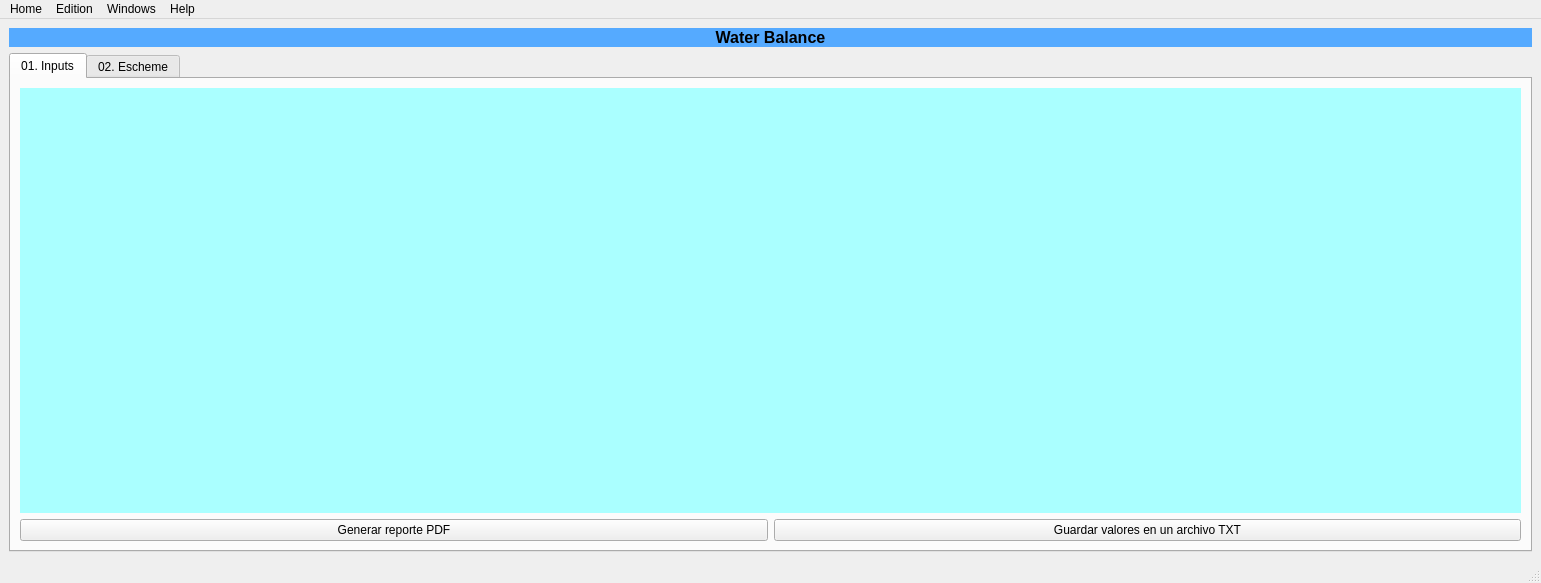
Old version of the form UI/option05_main.ui in the repository Jhongesell/software-de-balance-de-aguas.
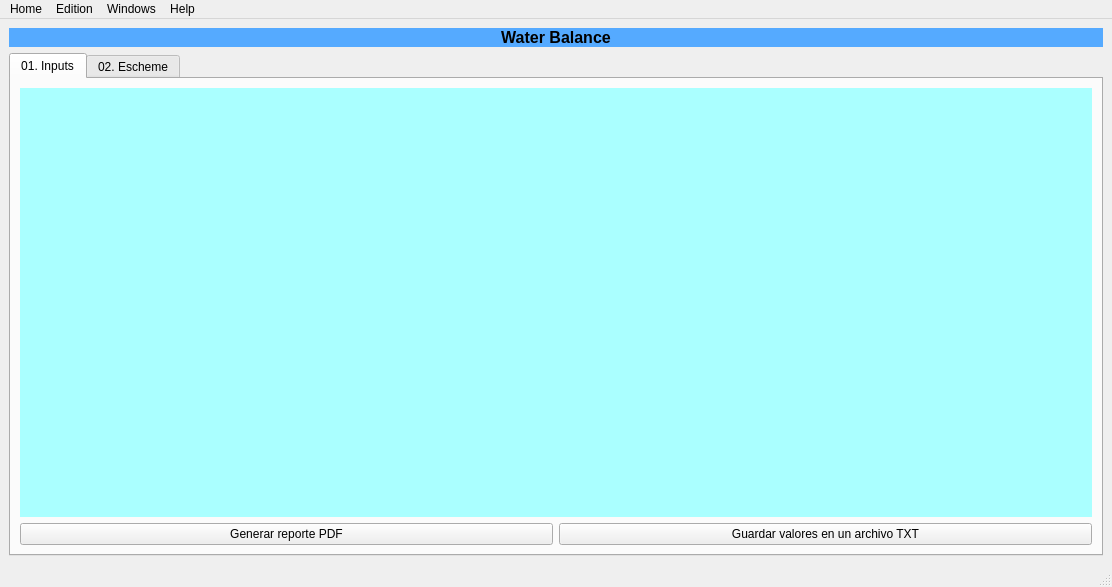
New version of the form. The open tabs and pages were chosen to show the change.

Commit message:
UI option05 y Codigo con Pyside de prueba
Codificando un hello world valiendonos de pyside.

Patch:
```diff
--- a/UI/option05_main.ui
+++ b/UI/option05_main.ui
@@ -6,8 +6,8 @@
    <rect>
     <x>0</x>
     <y>0</y>
-    <width>1541</width>
-    <height>583</height>
+    <width>1112</width>
+    <height>587</height>
    </rect>
   </property>
   <property name="windowTitle">
@@ -5920,7 +5920,7 @@
     <rect>
      <x>0</x>
      <y>0</y>
-     <width>1541</width>
+     <width>1112</width>
      <height>21</height>
     </rect>
    </property>
```
Left out of the diff: 4 changed lines with no effect on the pictures. The commit also changes 6 other files.
